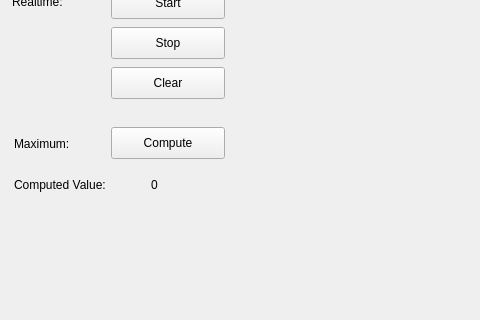
Before: the Qt Designer form mainwindow.ui in UCDiGEM/aldeSens, drawn with Qt 5; both pictures show x 0 to 480 and y 90 to 410 of the 1000 by 654 pixel window.
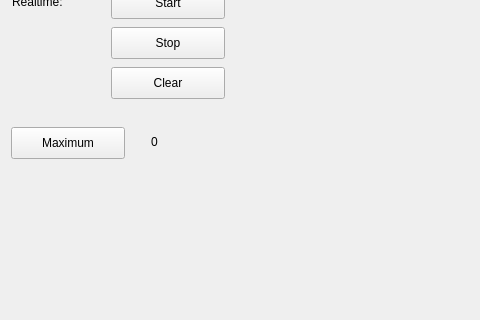
After: the same form once the commit is applied. The open tabs and pages were chosen to show the change. Custom widgets are drawn as their Qt base class.

What changed in the file:
```diff
--- a/mainwindow.ui
+++ b/mainwindow.ui
@@ -325,47 +325,21 @@
        <widget class="QPushButton" name="computeMaxButton">
         <property name="geometry">
          <rect>
-          <x>100</x>
+          <x>0</x>
           <y>150</y>
           <width>114</width>
           <height>32</height>
          </rect>
         </property>
         <property name="text">
-         <string>Compute</string>
-        </property>
-       </widget>
-       <widget class="QLabel" name="label_13">
-        <property name="geometry">
-         <rect>
-          <x>3</x>
-          <y>159</y>
-          <width>71</width>
-          <height>16</height>
-         </rect>
-        </property>
-        <property name="text">
-         <string>Maximum:</string>
-        </property>
-       </widget>
-       <widget class="QLabel" name="label_14">
-        <property name="geometry">
-         <rect>
-          <x>3</x>
-          <y>200</y>
-          <width>121</width>
-          <height>16</height>
-         </rect>
-        </property>
-        <property name="text">
-         <string>Computed Value:</string>
+         <string>Maximum</string>
         </property>
        </widget>
        <widget class="QLabel" name="returnMaxValue">
         <property name="geometry">
          <rect>
           <x>140</x>
-          <y>200</y>
+          <y>157</y>
           <width>62</width>
           <height>16</height>
          </rect>
```
Left out of the diff: 12 changed lines with no effect on the pictures.
